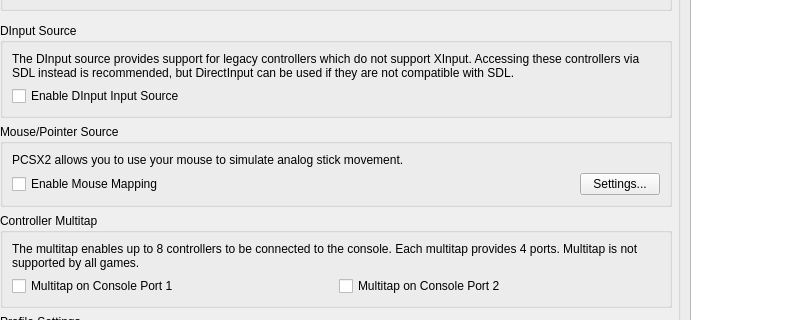
This is pcsx2-qt/Settings/ControllerGlobalSettingsWidget.ui in SgtBilko76/ARMSX2-Quest as Qt 5 draws it before an edit; both pictures show x 0 to 808 and y 240 to 560 of the 902 by 665 pixel window. The edited form follows.
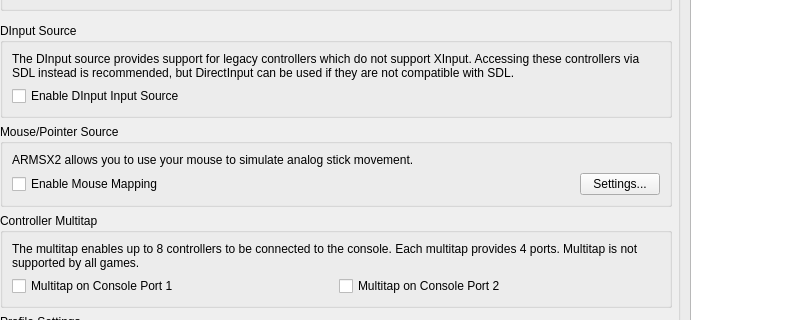
This is the edited form. Icons and pictures are not drawn.

Commit message: Rebrand user-facing PCSX2 references to ARMSX2; fix Help menu

```diff
--- a/pcsx2-qt/Settings/ControllerGlobalSettingsWidget.ui
+++ b/pcsx2-qt/Settings/ControllerGlobalSettingsWidget.ui
@@ -210,7 +210,7 @@
       <item row="0" column="0" colspan="2">
        <widget class="QLabel" name="label_7">
         <property name="text">
-         <string>PCSX2 allows you to use your mouse to simulate analog stick movement.</string>
+         <string>ARMSX2 allows you to use your mouse to simulate analog stick movement.</string>
         </property>
         <property name="textInteractionFlags">
          <set>Qt::TextBrowserInteraction</set>
```
The commit also changes 33 other files.
